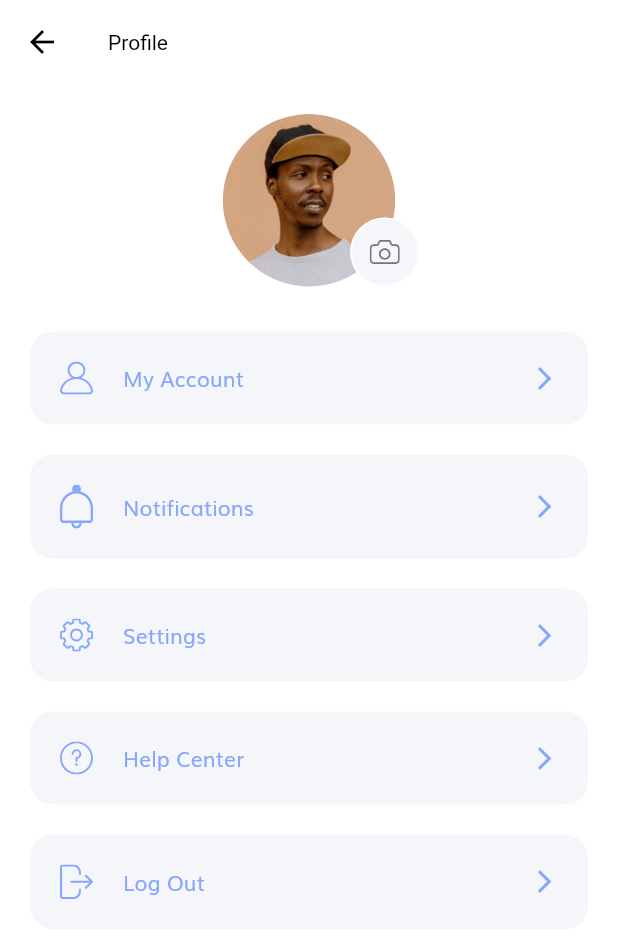
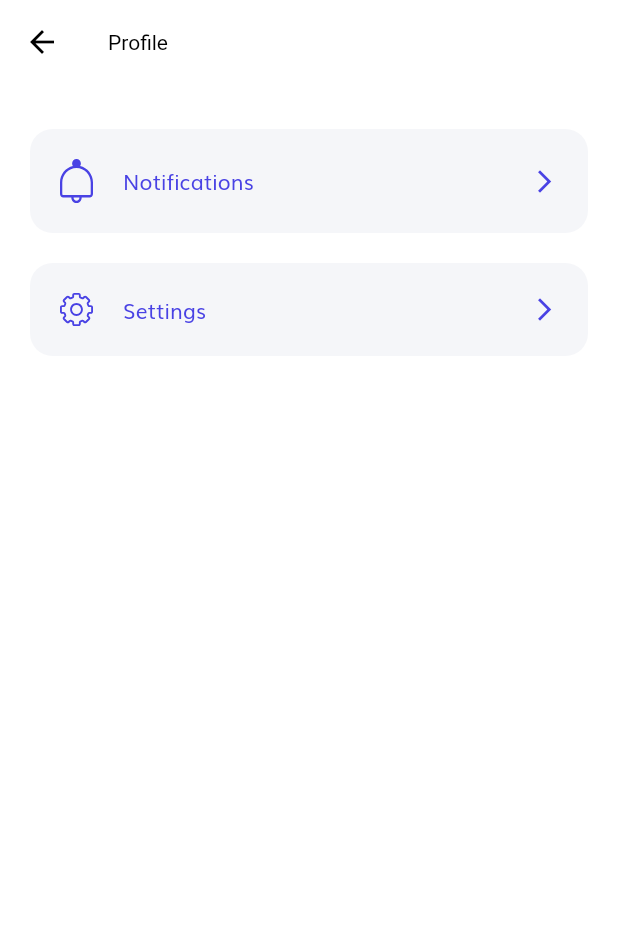
Before and after one commit to AntolKun/monitor_banjir_mobile, a Flutter app: the ProfileScreen screen opened by its route, on a phone screen of 412 x 824 dp. Shown: the top 938 px of the screen. Run offline on Flutter 3.47's test engine with Material 3 defaults, Android fonts, the phone set to English and light mode, and no system bars; our stand-ins replace flutter_svg.

Commit message:
ada yang diganti

```diff
--- a/lib/constants.dart
+++ b/lib/constants.dart
@@ -1,6 +1,6 @@
 import 'package:flutter/material.dart';
 
-const kPrimaryColor = Color(0xFF86A7FC);
+const kPrimaryColor = Color(0xFF4942E4);
 const kPrimaryLightColor = Color(0xFFFFECDF);
 const kPrimaryGradientColor = LinearGradient(
   begin: Alignment.topLeft,
--- a/lib/main.dart
+++ b/lib/main.dart
@@ -16,7 +16,7 @@ class MyApp extends StatelessWidget {
   Widget build(BuildContext context) {
     return MaterialApp(
       debugShowCheckedModeBanner: false,
-      title: 'Aplikasi Monitoring Banjir',
+      title: 'The Flutter Way - Template',
       theme: AppTheme.lightTheme(context),
       initialRoute: SplashScreen.routeName,
       routes: routes,
--- a/lib/screens/home/components/home_header.dart
+++ b/lib/screens/home/components/home_header.dart
@@ -2,7 +2,7 @@ import 'package:flutter/material.dart';
 
 import '../../cart/cart_screen.dart';
 import 'icon_btn_with_counter.dart';
-import 'search_field.dart';
+// import 'search_field.dart';
 
 class HomeHeader extends StatelessWidget {
   const HomeHeader({
@@ -16,7 +16,7 @@ class HomeHeader extends StatelessWidget {
       child: Row(
         mainAxisAlignment: MainAxisAlignment.spaceBetween,
         children: [
-          const Expanded(child: SearchField()),
+          // const Expanded(child: SearchField()),
           const SizedBox(width: 16),
           IconBtnWithCounter(
             svgSrc: "assets/icons/Cart Icon.svg",
--- a/lib/screens/profile/profile_screen.dart
+++ b/lib/screens/profile/profile_screen.dart
@@ -1,7 +1,7 @@
 import 'package:flutter/material.dart';
 
 import 'components/profile_menu.dart';
-import 'components/profile_pic.dart';
+// import 'components/profile_pic.dart';
 
 class ProfileScreen extends StatelessWidget {
   static String routeName = "/profile";
@@ -17,13 +17,13 @@ class ProfileScreen extends StatelessWidget {
         padding: const EdgeInsets.symmetric(vertical: 20),
         child: Column(
           children: [
-            const ProfilePic(),
-            const SizedBox(height: 20),
-            ProfileMenu(
-              text: "My Account",
-              icon: "assets/icons/User Icon.svg",
-              press: () => {},
-            ),
+            // const ProfilePic(),
+            // const SizedBox(height: 20),
+            // ProfileMenu(
+            //   text: "My Account",
+            //   icon: "assets/icons/User Icon.svg",
+            //   press: () => {},
+            // ),
             ProfileMenu(
               text: "Notifications",
               icon: "assets/icons/Bell.svg",
@@ -34,16 +34,16 @@ class ProfileScreen extends StatelessWidget {
               icon: "assets/icons/Settings.svg",
               press: () {},
             ),
-            ProfileMenu(
-              text: "Help Center",
-              icon: "assets/icons/Question mark.svg",
-              press: () {},
-            ),
-            ProfileMenu(
-              text: "Log Out",
-              icon: "assets/icons/Log out.svg",
-              press: () {},
-            ),
+            // ProfileMenu(
+            //   text: "Help Center",
+            //   icon: "assets/icons/Question mark.svg",
+            //   press: () {},
+            // ),
+            // ProfileMenu(
+            //   text: "Log Out",
+            //   icon: "assets/icons/Log out.svg",
+            //   press: () {},
+            // ),
           ],
         ),
       ),
```
Also changed, not shown: lib/screens/home/home_screen.dart (+6 -6 lines), lib/screens/splash/splash_screen.dart (+7 -6 lines), assets/images/city-sp.png (added), assets/images/la-flat.png (added), assets/images/world.png (added).
